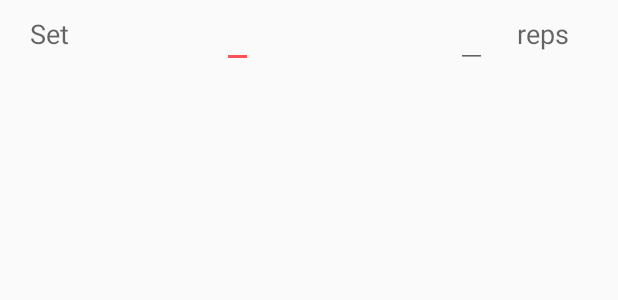
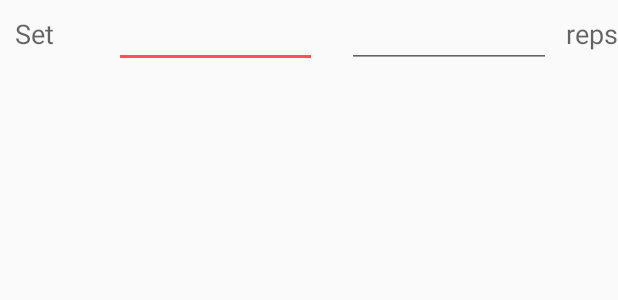
Before and after one commit to james-woo/athelite, an Android app: the layout activity_view_exercise_set.xml on its own in the app's theme, with its tools: preview values and no code run, on a phone screen of 412 x 824 dp. Shown: the top 300 px of the screen. Run offline under Robolectric (Android 15) with nearby library versions, the phone set to English and light mode, and no system bars.

Commit message:
lots of bug fixes

```diff
--- a/app/src/main/java/com/jameswoo/athelite/Activity/SettingsActivity.java
+++ b/app/src/main/java/com/jameswoo/athelite/Activity/SettingsActivity.java
@@ -36,6 +36,7 @@ public class SettingsActivity extends AppCompatPreferenceActivity {
      * A preference value change listener that updates the preference's summary
      * to reflect its new value.
      */
+
     private static Preference.OnPreferenceChangeListener sBindPreferenceSummaryToValueListener = new Preference.OnPreferenceChangeListener() {
         @Override
         public boolean onPreferenceChange(Preference preference, Object value) {
--- a/app/src/main/java/com/jameswoo/athelite/Adapter/ExerciseListAdapter.java
+++ b/app/src/main/java/com/jameswoo/athelite/Adapter/ExerciseListAdapter.java
@@ -12,6 +12,7 @@ import android.view.View;
 import android.view.ViewGroup;
 import android.widget.ArrayAdapter;
 import android.widget.TextView;
+import android.widget.Toast;
 
 import com.jameswoo.athelite.Activity.ViewExercise;
 import com.jameswoo.athelite.Database.DBHandler;
@@ -83,9 +84,12 @@ public class ExerciseListAdapter extends ArrayAdapter<Exercise> {
                     case R.id.action_delete_exercise:
                         _db.deleteExercise(_exerciseList.get(position));
                         _exerciseList.remove(position);
+                        Toast.makeText(getContext(), "Exercise Deleted", Toast.LENGTH_SHORT).show();
                         if(_exerciseList.isEmpty()) {
+                            Toast.makeText(getContext(), "Exercise Deleted, Default Exercise Added", Toast.LENGTH_SHORT).show();
                             _exerciseList.add(_db.createExerciseForWorkoutPlan(_db.getWritableDatabase(), _workoutPlan));
                         }
+
                         notifyDataSetChanged();
                         break;
                 }
--- a/app/src/main/java/com/jameswoo/athelite/Adapter/WorkoutPlanAdapter.java
+++ b/app/src/main/java/com/jameswoo/athelite/Adapter/WorkoutPlanAdapter.java
@@ -54,6 +54,8 @@ public class WorkoutPlanAdapter extends RecyclerView.Adapter<WorkoutPlanAdapter.
         _db = new DBHandler(_context);
     }
 
+
+
     @Override
     public WorkoutPlanAdapter.ViewHolder onCreateViewHolder(ViewGroup parent, int viewType) {
         View v = LayoutInflater.from(parent.getContext()).inflate(R.layout.card_workout, parent, false);
@@ -93,7 +95,7 @@ public class WorkoutPlanAdapter extends RecyclerView.Adapter<WorkoutPlanAdapter.
                             _db.deleteWorkoutPlan(_workOutPlanList.get(position));
                             _workOutPlanList.remove(position);
                             WorkoutPlanTabFragment.getInstance().checkEmptyList();
-                            notifyItemRangeRemoved(0, getItemCount());
+                            notifyDataSetChanged();
                             break;
                     }
                     return true;
--- a/app/src/main/java/com/jameswoo/athelite/Database/DBExerciseList.java
+++ b/app/src/main/java/com/jameswoo/athelite/Database/DBExerciseList.java
@@ -7,6 +7,7 @@ import android.database.SQLException;
 import android.database.sqlite.SQLiteDatabase;
 import android.database.sqlite.SQLiteException;
 import android.database.sqlite.SQLiteOpenHelper;
+import android.util.Log;
 
 import com.jameswoo.athelite.R;
 
@@ -46,7 +47,9 @@ public class DBExerciseList  extends SQLiteOpenHelper {
             this.getReadableDatabase();
             try {
                 copyDataBase();
+                this.close();
             } catch (IOException e) {
+                this.close();
                 throw new Error("Error copying database: " + e);
             }
         }
@@ -199,7 +202,6 @@ public class DBExerciseList  extends SQLiteOpenHelper {
 
             db.close();
         }
-
         return createSuccessful;
     }
 }
--- a/app/src/main/java/com/jameswoo/athelite/Tabs/HomeTabFragment.java
+++ b/app/src/main/java/com/jameswoo/athelite/Tabs/HomeTabFragment.java
@@ -97,7 +97,7 @@ public class HomeTabFragment extends Fragment {
             @Override
             public void onClick(View v) {
                 if(_nextWorkout != null) {
-                    startViewWorkoutActivity(_nextWorkout, _dateTime.getTimeInMillis() + DAY_IN_MILLISECONDS);
+                    startViewWorkoutActivity(_nextWorkout, _nextWorkout.getDate().getTime());
                 } else {
                     startViewDayActivity(_dateTime.getTimeInMillis() + DAY_IN_MILLISECONDS);
                 }
@@ -108,7 +108,7 @@ public class HomeTabFragment extends Fragment {
             @Override
             public void onClick(View v) {
                 if(_prevWorkout != null) {
-                    startViewWorkoutActivity(_prevWorkout, _dateTime.getTimeInMillis() - DAY_IN_MILLISECONDS);
+                    startViewWorkoutActivity(_prevWorkout, _prevWorkout.getDate().getTime());
                 } else {
                     startViewDayActivity(_dateTime.getTimeInMillis() - DAY_IN_MILLISECONDS);
                 }
--- a/app/src/main/java/com/jameswoo/athelite/Tabs/WorkoutPlanTabFragment.java
+++ b/app/src/main/java/com/jameswoo/athelite/Tabs/WorkoutPlanTabFragment.java
@@ -87,6 +87,7 @@ public class WorkoutPlanTabFragment extends Fragment {
         _workoutPlanAdapter.addWorkoutPlan(_db.createWorkoutPlan());
         _workoutPlanAdapter.notifyDataSetChanged();
         checkEmptyList();
+        _workoutPlanRecyclerView.smoothScrollToPosition(_workoutPlanAdapter.getItemCount());
     }
 
     public void deleteWorkout(WorkoutPlan workoutPlan) {
--- a/app/src/main/res/layout/activity_view_day.xml
+++ b/app/src/main/res/layout/activity_view_day.xml
@@ -35,7 +35,8 @@
             android:id="@+id/view_day_edit_workout_name"
             android:selectAllOnFocus="true"
             android:textSize="18sp"
-            android:layout_marginStart="12dp" />
+            android:layout_marginStart="12dp"
+            android:windowSoftInputMode="stateHidden"/>
 
     </android.support.design.widget.AppBarLayout>
 
--- a/app/src/main/res/layout/activity_view_exercise_set.xml
+++ b/app/src/main/res/layout/activity_view_exercise_set.xml
@@ -9,7 +9,7 @@
             android:text="@string/set"
             android:id="@+id/set_text"
             android:textAppearance="?android:attr/textAppearanceMedium"
-            android:layout_marginStart="20dp"
+            android:layout_marginStart="10dp"
             android:layout_weight="0"
             android:gravity="start" />
 
@@ -20,9 +20,9 @@
             android:textAppearance="?android:attr/textAppearanceMedium"
             android:textColor="#424242"
             android:layout_marginTop="0dp"
-            android:layout_marginStart="20dp"
+            android:layout_marginStart="10dp"
             android:gravity="start"
-            android:layout_weight="0.5" />
+            android:layout_weight="0" />
 
         <EditText
             android:id="@+id/set_weight"
@@ -30,20 +30,21 @@
             android:layout_height="wrap_content"
             android:textAppearance="?android:attr/textAppearanceMedium"
             android:textColor="#424242"
-            android:layout_marginStart="50dp"
-            android:inputType="numberDecimal"
+            android:layout_marginStart="30dp"
+            android:inputType="textNoSuggestions|numberDecimal"
             android:gravity="end"
-            android:layout_weight="0"
-            android:selectAllOnFocus="true"/>
+            android:layout_weight="0.20"
+            android:selectAllOnFocus="true"
+            android:minWidth="30dp"
+            android:maxWidth="50dp" />
 
         <TextView
             android:layout_width="wrap_content"
             android:layout_height="wrap_content"
             android:id="@+id/set_weight_type"
-            android:layout_marginLeft="20dp"
-            android:layout_marginStart="20dp"
-            android:layout_weight="1"
-            android:layout_marginRight="20dp"
+            android:layout_marginStart="10dp"
+            android:layout_weight="0"
+            android:layout_marginEnd="10dp"
             android:gravity="start" />
 
         <EditText
@@ -52,12 +53,13 @@
             android:layout_height="wrap_content"
             android:textAppearance="?android:attr/textAppearanceMedium"
             android:textColor="#424242"
-            android:layout_marginEnd="20dp"
-            android:layout_marginStart="50dp"
-            android:inputType="number"
+            android:layout_marginEnd="10dp"
+            android:inputType="number|textNoSuggestions"
             android:gravity="end"
-            android:layout_weight="0"
-            android:selectAllOnFocus="true"/>
+            android:layout_weight="0.20"
+            android:selectAllOnFocus="true"
+            android:minWidth="30dp"
+            android:maxWidth="50dp" />
 
         <TextView
             android:layout_width="wrap_content"
@@ -67,6 +69,6 @@
             android:id="@+id/set_reps_text"
             android:layout_marginEnd="0dp"
             android:gravity="start"
-            android:layout_weight="0.5" />
+            android:layout_weight="0" />
 
 </LinearLayout>
--- a/app/src/main/res/values/strings.xml
+++ b/app/src/main/res/values/strings.xml
@@ -175,4 +175,7 @@
     <string name="pref_ringtone_silent">Silent</string>
 
     <string name="pref_title_vibrate">Vibrate</string>
+    <string name="title_activity_setup">SetupActivity</string>
+    <string name="lets_set_up">Let\'s set things up</string>
+    <string name="units_setup">Units</string>
 </resources>
```
Also changed, not shown: app/src/main/AndroidManifest.xml (+16 -8 lines), app/src/main/java/com/jameswoo/athelite/Activity/MainActivity.java (+16 -4 lines), app/src/main/java/com/jameswoo/athelite/Activity/SetupActivity.java (added, +38 -0 lines), app/src/main/java/com/jameswoo/athelite/Activity/ViewDay.java (+8 -3 lines), app/src/main/java/com/jameswoo/athelite/Activity/ViewExercise.java (+19 -3 lines), app/src/main/java/com/jameswoo/athelite/Activity/ViewWorkout.java (+5 -3 lines), app/src/main/java/com/jameswoo/athelite/Adapter/ExerciseSetListAdapter.java (+2 -24 lines), app/src/main/java/com/jameswoo/athelite/Tabs/CalendarTabFragment.java (+12 -0 lines), app/src/main/res/drawable/ic_done.xml (added, +20 -0 lines), app/src/main/res/layout/activity_setup.xml (added, +35 -0 lines), app/src/main/res/layout/content_setup.xml (added, +58 -0 lines).
